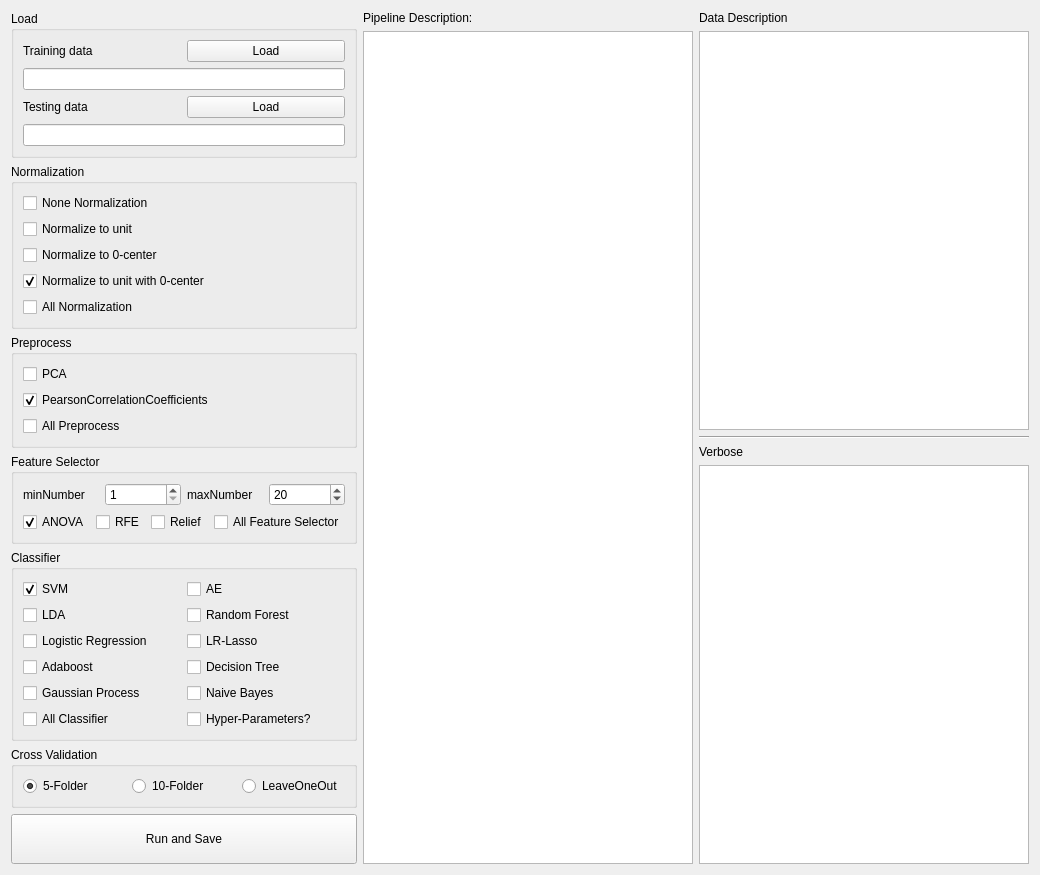
Before: the Qt Designer form GUI/Process.ui in salan668/FAE, drawn with Qt 5.
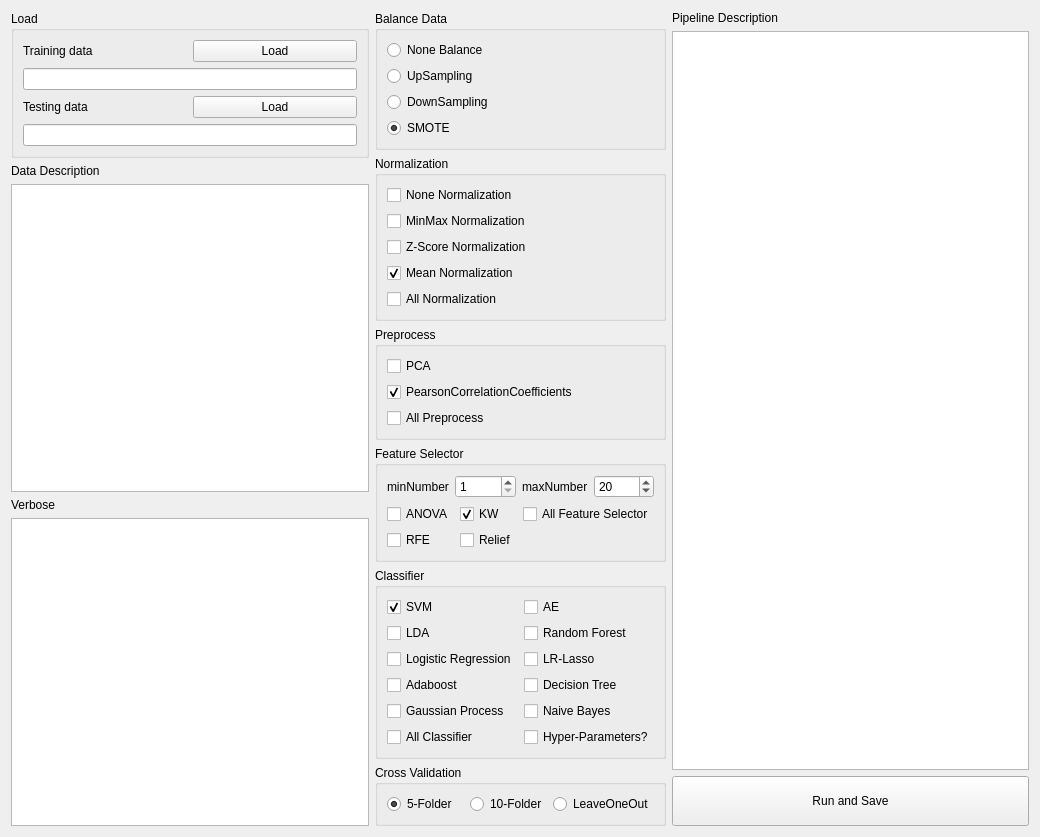
After: the same form once the commit is applied.

The edit to the form file:
```diff
--- a/GUI/Process.ui
+++ b/GUI/Process.ui
@@ -17,7 +17,7 @@
    <item row="0" column="0">
     <layout class="QHBoxLayout" name="horizontalLayout_5">
      <item>
-      <layout class="QVBoxLayout" name="verticalLayout" stretch="0,0,0,0,0,0,0">
+      <layout class="QVBoxLayout" name="verticalLayout_10">
        <item>
         <widget class="QGroupBox" name="groupBox">
          <property name="title">
@@ -82,6 +82,85 @@
         </widget>
        </item>
        <item>
+        <layout class="QVBoxLayout" name="verticalLayout_9">
+         <item>
+          <widget class="QLabel" name="label_3">
+           <property name="text">
+            <string>Data Description</string>
+           </property>
+          </widget>
+         </item>
+         <item>
+          <widget class="QTextEdit" name="textEditDescription"/>
+         </item>
+        </layout>
+       </item>
+       <item>
+        <layout class="QVBoxLayout" name="verticalLayout_2">
+         <item>
+          <widget class="QLabel" name="label_5">
+           <property name="text">
+            <string>Verbose</string>
+           </property>
+          </widget>
+         </item>
+         <item>
+          <widget class="QTextEdit" name="textEditVerbose"/>
+         </item>
+        </layout>
+       </item>
+      </layout>
+     </item>
+     <item>
+      <layout class="QVBoxLayout" name="verticalLayout" stretch="0,0,0,0,0,0">
+       <item>
+        <widget class="QGroupBox" name="groupBox_3">
+         <property name="title">
+          <string>Balance Data</string>
+         </property>
+         <layout class="QGridLayout" name="gridLayout_9">
+          <item row="0" column="0">
+           <layout class="QVBoxLayout" name="verticalLayout_6">
+            <item>
+             <widget class="QRadioButton" name="radioNoneBalance">
+              <property name="text">
+               <string>None Balance</string>
+              </property>
+              <property name="checked">
+               <bool>false</bool>
+              </property>
+             </widget>
+            </item>
+            <item>
+             <widget class="QRadioButton" name="radioUpSampling">
+              <property name="text">
+               <string>UpSampling</string>
+              </property>
+             </widget>
+            </item>
+            <item>
+             <widget class="QRadioButton" name="radioDownSampling">
+              <property name="text">
+               <string>DownSampling</string>
+              </property>
+             </widget>
+            </item>
+            <item>
+             <widget class="QRadioButton" name="radioSmote">
+              <property name="text">
+               <string>SMOTE</string>
+              </property>
+              <property name="checked">
+               <bool>true</bool>
+              </property>
+             </widget>
+            </item>
+           </layout>
+          </item>
+         </layout>
+        </widget>
+       </item>
+       <item>
         <widget class="QGroupBox" name="groupNormalization">
          <property name="title">
           <string>Normalization</string>
@@ -99,21 +178,21 @@
             <item>
              <widget class="QCheckBox" name="checkNormalizeUnit">
               <property name="text">
-               <string>Normalize to unit</string>
+               <string>MinMax Normalization</string>
               </property>
              </widget>
             </item>
             <item>
              <widget class="QCheckBox" name="checkNormalizeZeroCenter">
               <property name="text">
-               <string>Normalize to 0-center</string>
+               <string>Z-Score Normalization</string>
               </property>
              </widget>
             </item>
             <item>
              <widget class="QCheckBox" name="checkNormalizeUnitWithZeroCenter">
               <property name="text">
-               <string>Normalize to unit with 0-center</string>
+               <string>Mean Normalization</string>
               </property>
               <property name="checked">
                <bool>true</bool>
@@ -170,7 +249,7 @@
          <property name="title">
           <string>Feature Selector</string>
          </property>
-         <layout class="QGridLayout" name="gridLayout_3">
+         <layout class="QGridLayout" name="gridLayout_8">
           <item row="0" column="0">
            <layout class="QVBoxLayout" name="verticalLayout_8">
             <item>
@@ -209,38 +288,48 @@
              </layout>
             </item>
             <item>
-             <layout class="QHBoxLayout" name="horizontalLayout_8">
-              <item>
+             <layout class="QGridLayout" name="gridLayout_3">
+              <item row="0" column="0">
                <widget class="QCheckBox" name="checkANOVA">
                 <property name="text">
                  <string>ANOVA</string>
                 </property>
                 <property name="checked">
+                 <bool>false</bool>
+                </property>
+               </widget>
+              </item>
+              <item row="0" column="1">
+               <widget class="QCheckBox" name="checkKW">
+                <property name="text">
+                 <string>KW</string>
+                </property>
+                <property name="checked">
                  <bool>true</bool>
                 </property>
                </widget>
               </item>
-              <item>
+              <item row="0" column="2">
+               <widget class="QCheckBox" name="checkFeatureSelectorAll">
+                <property name="text">
+                 <string>All Feature Selector</string>
+                </property>
+               </widget>
+              </item>
+              <item row="1" column="0">
                <widget class="QCheckBox" name="checkRFE">
                 <property name="text">
                  <string>RFE</string>
                 </property>
                </widget>
               </item>
-              <item>
+              <item row="1" column="1">
                <widget class="QCheckBox" name="checkRelief">
                 <property name="text">
                  <string>Relief</string>
                 </property>
                </widget>
               </item>
-              <item>
-               <widget class="QCheckBox" name="checkFeatureSelectorAll">
-                <property name="text">
-                 <string>All Feature Selector</string>
-                </property>
-               </widget>
-              </item>
              </layout>
             </item>
            </layout>
@@ -385,6 +474,24 @@
          </layout>
         </widget>
        </item>
+      </layout>
+     </item>
+     <item>
+      <layout class="QVBoxLayout" name="verticalLayout_12">
+       <item>
+        <layout class="QVBoxLayout" name="verticalLayout_11">
+         <item>
+          <widget class="QLabel" name="label_4">
+           <property name="text">
+            <string>Pipeline Description</string>
+           </property>
+          </widget>
+         </item>
+         <item>
+          <widget class="QListWidget" name="listOnePipeline"/>
+         </item>
+        </layout>
+       </item>
        <item>
         <widget class="QPushButton" name="buttonRun">
          <property name="minimumSize">
@@ -400,51 +507,6 @@
        </item>
       </layout>
      </item>
-     <item>
-      <layout class="QVBoxLayout" name="verticalLayout_2">
-       <item>
-        <widget class="QLabel" name="label_5">
-         <property name="text">
-          <string>Pipeline Description:</string>
-         </property>
-        </widget>
-       </item>
-       <item>
-        <widget class="QListWidget" name="listOnePipeline"/>
-       </item>
-      </layout>
-     </item>
-     <item>
-      <layout class="QVBoxLayout" name="verticalLayout_6">
-       <item>
-        <widget class="QLabel" name="label_3">
-         <property name="text">
-          <string>Data Description</string>
-         </property>
-        </widget>
-       </item>
-       <item>
-        <widget class="QTextEdit" name="textEditDescription"/>
-       </item>
-       <item>
-        <widget class="Line" name="line_2">
-         <property name="orientation">
-          <enum>Qt::Horizontal</enum>
-         </property>
-        </widget>
-       </item>
-       <item>
-        <widget class="QLabel" name="label_4">
-         <property name="text">
-          <string>Verbose</string>
-         </property>
-        </widget>
-       </item>
-       <item>
-        <widget class="QTextEdit" name="textEditVerbose"/>
-       </item>
-      </layout>
-     </item>
     </layout>
    </item>
   </layout>
```
Left out of the diff: 10 changed lines with no effect on the pictures.
